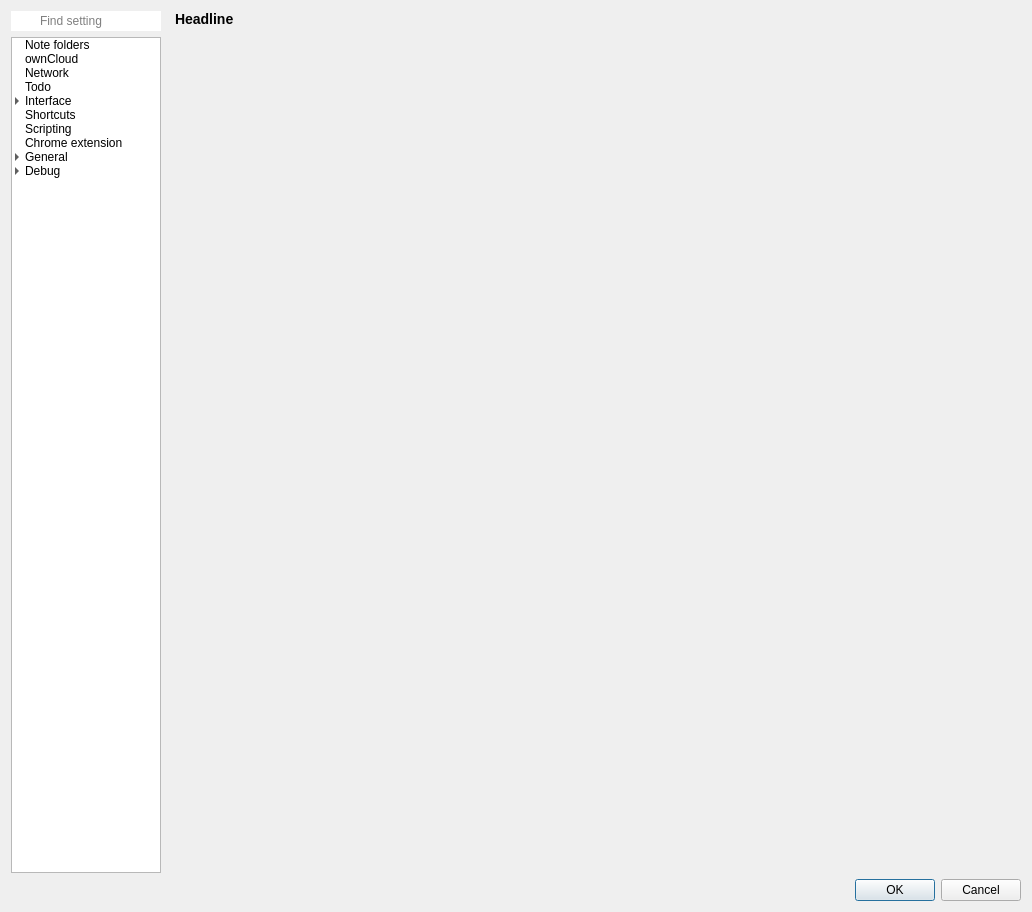
The window that src/dialogs/settingsdialog.ui (pbek/QOwnNotes) describes before a commit, drawn with Qt 5.
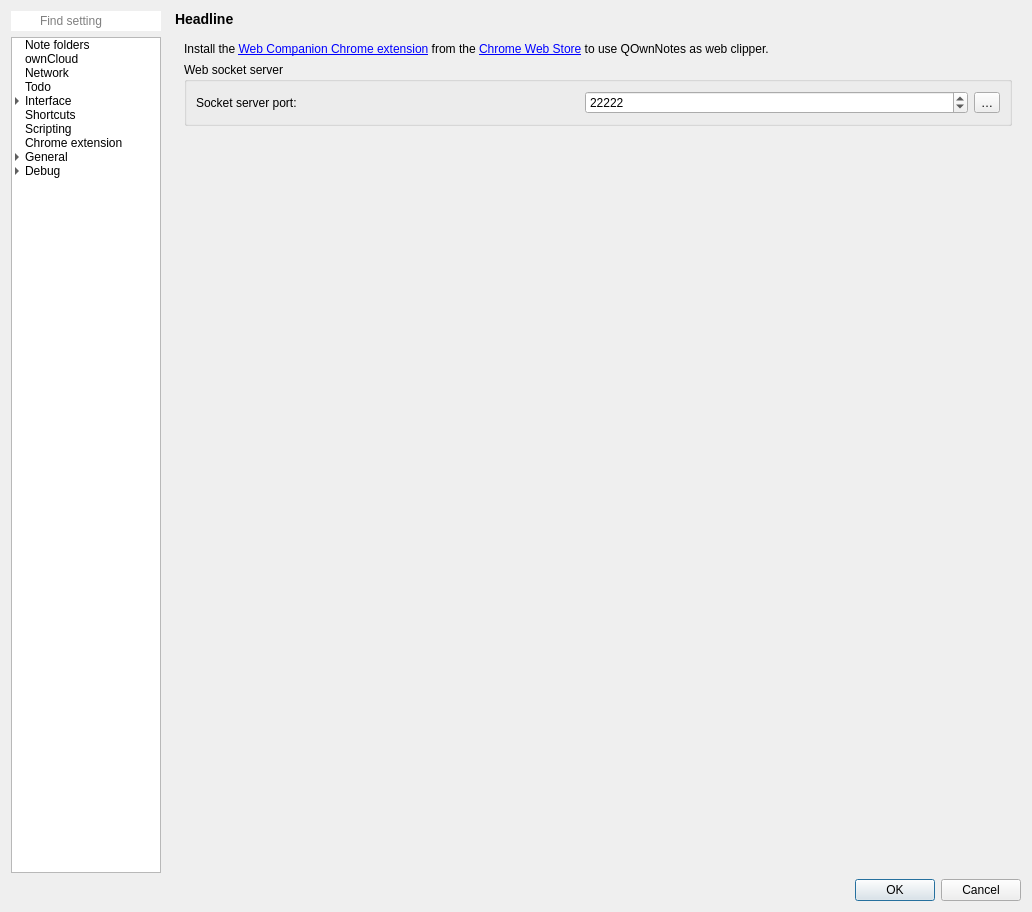
The same window after the commit. The open tabs and pages were chosen to show the change. Icons and pictures are not drawn. Custom widgets are drawn as their Qt base class.

Commit message: #330, web companion settings page implementation and crash fixes

The edit to the form file:
```diff
--- a/src/dialogs/settingsdialog.ui
+++ b/src/dialogs/settingsdialog.ui
@@ -5159,7 +5159,82 @@
              </item>
             </layout>
            </widget>
-           <widget class="QWidget" name="webCompanionPage"/>
+           <widget class="QWidget" name="webCompanionPage">
+            <layout class="QGridLayout" name="gridLayout_70">
+             <item row="1" column="0">
+              <widget class="QGroupBox" name="groupBox_32">
+               <property name="title">
+                <string>Web socket server</string>
+               </property>
+               <layout class="QHBoxLayout" name="horizontalLayout_12">
+                <item>
+                 <widget class="QLabel" name="label_28">
+                  <property name="text">
+                   <string>Socket server port:</string>
+                  </property>
+                 </widget>
+                </item>
+                <item>
+                 <widget class="QSpinBox" name="webSocketServerServicePortSpinBox">
+                  <property name="minimum">
+                   <number>1</number>
+                  </property>
+                  <property name="maximum">
+                   <number>65535</number>
+                  </property>
+                  <property name="value">
+                   <number>22222</number>
+                  </property>
+                 </widget>
+                </item>
+                <item>
+                 <widget class="QToolButton" name="webSocketServerServicePortResetButton">
+                  <property name="toolTip">
+                   <string>Reset the cursor width</string>
+                  </property>
+                  <property name="text">
+                   <string notr="true">…</string>
+                  </property>
+                  <property name="icon">
+                   <iconset theme="edit-clear" resource="../breeze-qownnotes.qrc">
+                    <normaloff>:/icons/breeze-qownnotes/16x16/edit-clear.svg</normaloff>:/icons/breeze-qownnotes/16x16/edit-clear.svg</iconset>
+                  </property>
+                 </widget>
+                </item>
+               </layout>
+              </widget>
+             </item>
+             <item row="2" column="0">
+              <spacer name="verticalSpacer_17">
+               <property name="orientation">
+                <enum>Qt::Vertical</enum>
+               </property>
+               <property name="sizeHint" stdset="0">
+                <size>
+                 <width>20</width>
+                 <height>959</height>
+                </size>
+               </property>
+              </spacer>
+             </item>
+             <item row="0" column="0">
+              <widget class="QLabel" name="webCompannionLabel">
+               <property name="text">
+                <string>Install the &lt;a href=&quot;%1&quot;&gt;Web Companion Chrome extension&lt;/a&gt; from the &lt;a href=&quot;%2&quot;&gt;Chrome Web Store&lt;/a&gt; to use QOwnNotes as web clipper.</string>
+               </property>
+               <property name="wordWrap">
+                <bool>true</bool>
+               </property>
+               <property name="openExternalLinks">
+                <bool>true</bool>
+               </property>
+               <property name="textInteractionFlags">
+                <set>Qt::LinksAccessibleByMouse|Qt::TextSelectableByMouse</set>
+               </property>
+              </widget>
+             </item>
+            </layout>
+           </widget>
           </widget>
          </item>
         </layout>
```
Left out of the diff: 2 changed lines with no effect on the pictures. The commit also changes 35 other files.
